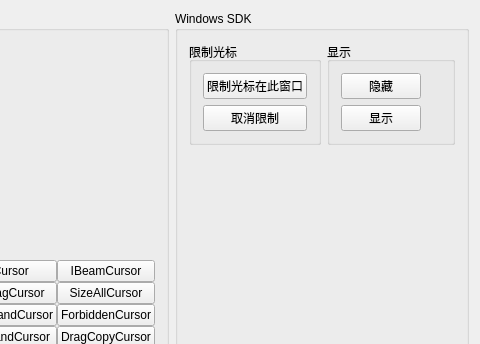
The window that Learn/Cursor/Widget.ui (huangjxbq/VisualStudio2017) describes before a commit, drawn with Qt 5; both pictures show x 379 to 859 and y 0 to 344 of the 859 by 606 pixel window.
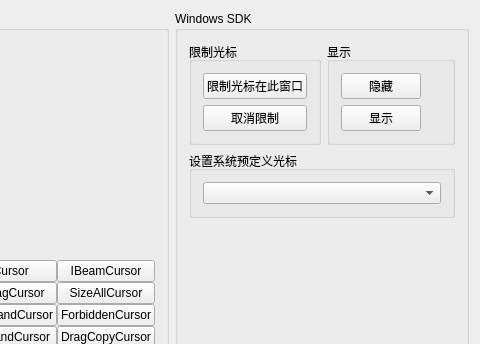
The same window after the commit.

Commit message: Cursor 修改

What changed in the file:
```diff
--- a/Learn/Cursor/Widget.ui
+++ b/Learn/Cursor/Widget.ui
@@ -251,7 +251,7 @@
      <property name="title">
       <string>Windows SDK</string>
      </property>
-     <layout class="QVBoxLayout" name="verticalLayout_4">
+     <layout class="QVBoxLayout" name="verticalLayout_4" stretch="4,1,15">
       <item>
        <layout class="QHBoxLayout" name="horizontalLayout_3">
         <item>
@@ -313,6 +313,18 @@
         </item>
        </layout>
       </item>
+      <item>
+       <widget class="QGroupBox" name="groupBox_5">
+        <property name="title">
+         <string>设置系统预定义光标</string>
+        </property>
+        <layout class="QGridLayout" name="gridLayout_2">
+         <item row="0" column="0">
+          <widget class="QComboBox" name="comboBox_cursor"/>
+         </item>
+        </layout>
+       </widget>
+      </item>
       <item>
        <spacer name="verticalSpacer_2">
         <property name="orientation">
```
The commit also changes 2 other files.
